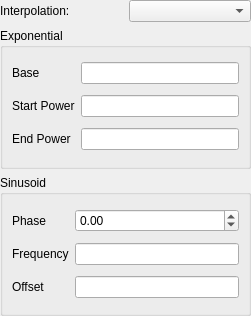
Old version of the form Qt/Components/Resources/UI/pqKeyFrameTypeWidget.ui in the repository wildmichael/ParaView3-enhancements-old.
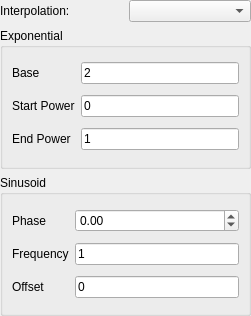
New version of the form.

Commit message: BUG:  Domains may change as a result of undo/redo.       Refresh domains when undo/redo occurs so the       GUI can display properties correctly.

The edit to the form file:
```diff
--- a/Qt/Components/Resources/UI/pqKeyFrameTypeWidget.ui
+++ b/Qt/Components/Resources/UI/pqKeyFrameTypeWidget.ui
@@ -50,7 +50,11 @@
        <number>6</number>
       </property>
       <item row="1" column="1" >
-       <widget class="QLineEdit" name="StartPower" />
+       <widget class="QLineEdit" name="StartPower" >
+        <property name="text" >
+         <string>0</string>
+        </property>
+       </widget>
       </item>
       <item row="0" column="0" >
        <widget class="QLabel" name="label_2" >
@@ -67,7 +71,11 @@
        </widget>
       </item>
       <item row="0" column="1" >
-       <widget class="QLineEdit" name="Base" />
+       <widget class="QLineEdit" name="Base" >
+        <property name="text" >
+         <string>2</string>
+        </property>
+       </widget>
       </item>
       <item row="2" column="0" >
        <widget class="QLabel" name="label_4" >
@@ -77,7 +85,11 @@
        </widget>
       </item>
       <item row="2" column="1" >
-       <widget class="QLineEdit" name="EndPower" />
+       <widget class="QLineEdit" name="EndPower" >
+        <property name="text" >
+         <string>1</string>
+        </property>
+       </widget>
       </item>
      </layout>
     </widget>
@@ -142,10 +154,18 @@
        </widget>
       </item>
       <item row="2" column="1" >
-       <widget class="QLineEdit" name="Offset" />
+       <widget class="QLineEdit" name="Offset" >
+        <property name="text" >
+         <string>0</string>
+        </property>
+       </widget>
       </item>
       <item row="1" column="1" >
-       <widget class="QLineEdit" name="Frequency" />
+       <widget class="QLineEdit" name="Frequency" >
+        <property name="text" >
+         <string>1</string>
+        </property>
+       </widget>
       </item>
      </layout>
     </widget>
```
The commit also changes 5 other files.
